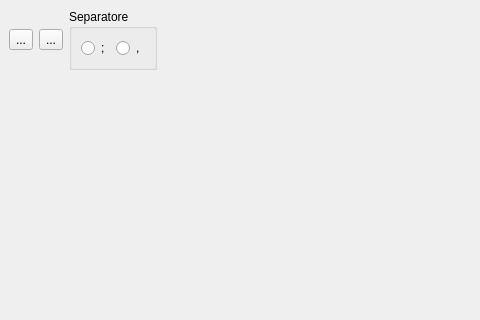
Before: the Qt Designer form mainwindow.ui in Garoth93/Confronta-csv, drawn with Qt 5; both pictures show x 0 to 480 and y 0 to 320 of the 1034 by 802 pixel window.
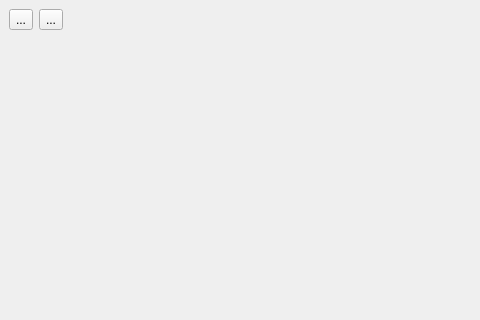
After: the same form once the commit is applied.

Patch:
```diff
--- a/mainwindow.ui
+++ b/mainwindow.ui
@@ -22,37 +22,19 @@
       </property>
      </widget>
     </item>
-    <item row="0" column="1">
-     <widget class="QToolButton" name="b_controlla">
-      <property name="text">
-       <string>...</string>
-      </property>
+    <item row="1" column="0" colspan="3">
+     <widget class="QWidget" name="widget" native="true">
+      <layout class="QGridLayout" name="gridLayout_2">
+       <item row="0" column="0">
+        <layout class="QHBoxLayout" name="l_layoutMain"/>
+       </item>
+       <item row="1" column="0">
+        <layout class="QHBoxLayout" name="l_layoutRis"/>
+       </item>
+      </layout>
      </widget>
     </item>
     <item row="0" column="2">
-     <widget class="QGroupBox" name="groupBox">
-      <property name="title">
-       <string>Separatore</string>
-      </property>
-      <layout class="QGridLayout" name="gridLayout">
-       <item row="0" column="0">
-        <widget class="QRadioButton" name="r_puntoVirgola">
-         <property name="text">
-          <string>;</string>
-         </property>
-        </widget>
-       </item>
-       <item row="0" column="1">
-        <widget class="QRadioButton" name="r_virgola">
-         <property name="text">
-          <string>,</string>
-         </property>
-        </widget>
-       </item>
-      </layout>
-     </widget>
-    </item>
-    <item row="0" column="3">
      <spacer name="horizontalSpacer">
       <property name="orientation">
        <enum>Qt::Horizontal</enum>
@@ -65,16 +47,11 @@
       </property>
      </spacer>
     </item>
-    <item row="1" column="0" colspan="4">
-     <widget class="QWidget" name="widget" native="true">
-      <layout class="QGridLayout" name="gridLayout_2">
-       <item row="0" column="0">
-        <layout class="QHBoxLayout" name="l_layoutMain"/>
-       </item>
-       <item row="1" column="0">
-        <layout class="QHBoxLayout" name="l_layoutRis"/>
-       </item>
-      </layout>
+    <item row="0" column="1">
+     <widget class="QToolButton" name="b_controlla">
+      <property name="text">
+       <string>...</string>
+      </property>
      </widget>
     </item>
    </layout>
```
